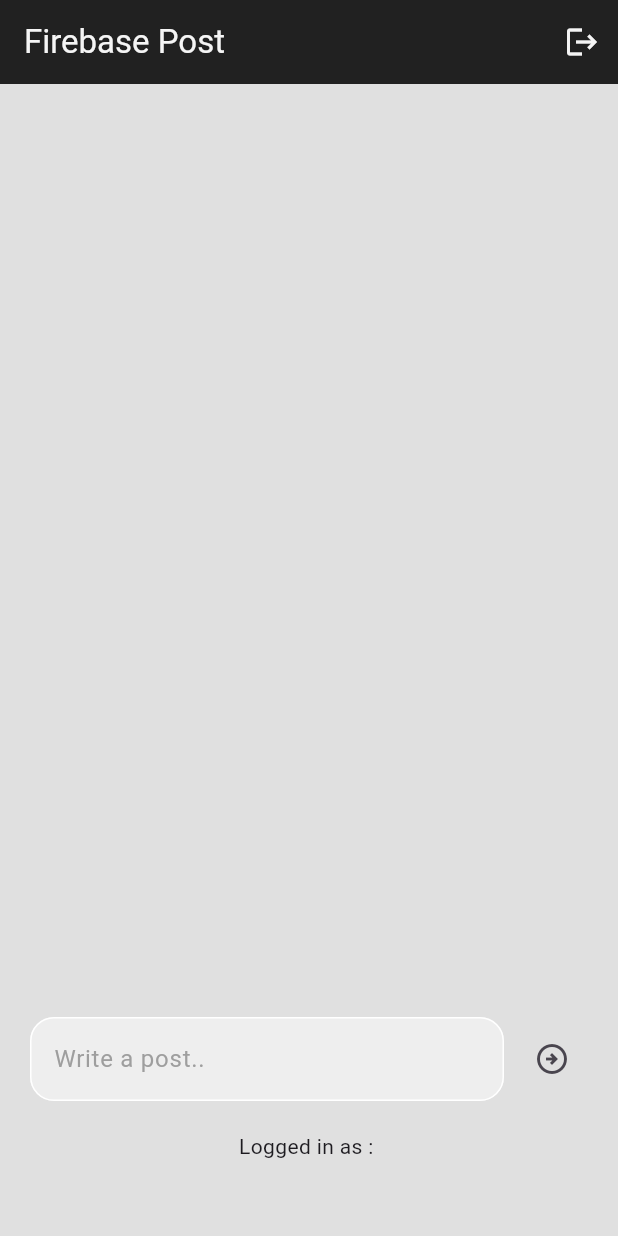
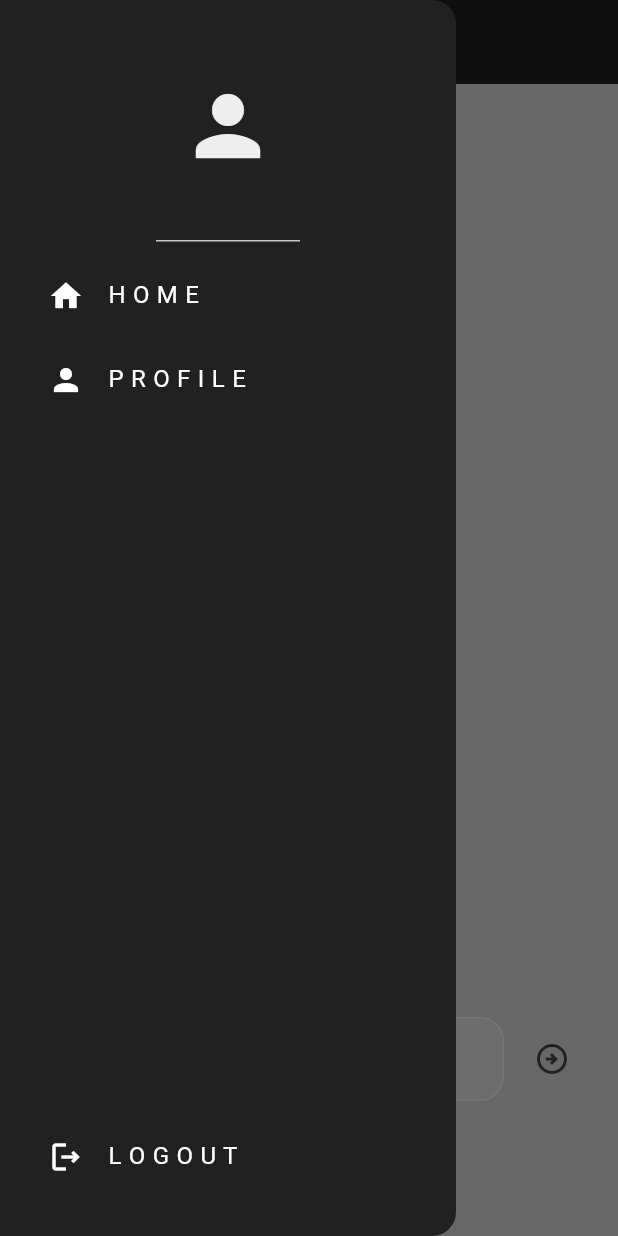
Before and after one commit to alsdud110/firebase_auth_flutter, a Flutter app: the screen it shows once a user with an empty profile is signed in, with the side drawer open (before the commit the screen has no drawer), on a phone screen of 412 x 824 dp. Run offline on Flutter 3.47's test engine with Material 3 defaults, Android fonts, the phone set to English and light mode, and no system bars; our stand-ins replace cloud_firestore, firebase_auth, firebase_core; accounts and stored records are empty.

Commit message:
Drawer 생셩

```diff
--- /dev/null
+++ b/lib/components/drawer.dart
@@ -0,0 +1,50 @@
+import 'package:firebase_post/components/my_list_tile.dart';
+import 'package:flutter/material.dart';
+
+class MyDrawer extends StatelessWidget {
+  final Function()? onProfileTap;
+  final Function()? onLogoutTap;
+  const MyDrawer(
+      {super.key, required this.onProfileTap, required this.onLogoutTap});
+
+  @override
+  Widget build(BuildContext context) {
+    return Drawer(
+      backgroundColor: Colors.grey[900],
+      child: Column(
+        mainAxisAlignment: MainAxisAlignment.spaceBetween,
+        children: [
+          Column(
+            children: [
+              DrawerHeader(
+                child: Icon(
+                  Icons.person,
+                  size: 64,
+                  color: Colors.grey[200],
+                ),
+              ),
+              MyListTile(
+                title: "H O M E",
+                icon: const Icon(Icons.home),
+                onTap: () => Navigator.pop(context),
+              ),
+              MyListTile(
+                title: "P R O F I L E",
+                icon: const Icon(Icons.person),
+                onTap: onProfileTap,
+              ),
+            ],
+          ),
+          Padding(
+            padding: const EdgeInsets.only(bottom: 25),
+            child: MyListTile(
+              title: "L O G O U T",
+              icon: const Icon(Icons.logout_outlined),
+              onTap: onLogoutTap,
+            ),
+          ),
+        ],
+      ),
+    );
+  }
+}
--- /dev/null
+++ b/lib/components/my_list_tile.dart
@@ -0,0 +1,28 @@
+import 'package:flutter/material.dart';
+
+class MyListTile extends StatelessWidget {
+  final String title;
+  final Icon icon;
+  final Function()? onTap;
+  const MyListTile(
+      {super.key,
+      required this.title,
+      required this.icon,
+      required this.onTap});
+
+  @override
+  Widget build(BuildContext context) {
+    return Padding(
+      padding: const EdgeInsets.only(left: 16),
+      child: ListTile(
+        title: Text(
+          title,
+        ),
+        leading: icon,
+        textColor: Colors.white,
+        iconColor: Colors.white,
+        onTap: onTap,
+      ),
+    );
+  }
+}
--- a/lib/pages/home_page.dart
+++ b/lib/pages/home_page.dart
@@ -1,7 +1,9 @@
 import 'package:cloud_firestore/cloud_firestore.dart';
 import 'package:firebase_auth/firebase_auth.dart';
+import 'package:firebase_post/components/drawer.dart';
 import 'package:firebase_post/components/text_field.dart';
 import 'package:firebase_post/pages/post.dart';
+import 'package:firebase_post/pages/profile_page.dart';
 import 'package:flutter/material.dart';
 
 class HomePage extends StatefulWidget {
@@ -31,20 +33,30 @@ class _HomePageState extends State<HomePage> {
     textController.clear();
   }
 
+  void goToProfilePage() {
+    Navigator.pop(context);
+
+    Navigator.push(
+        context, MaterialPageRoute(builder: (context) => const ProfilePage()));
+  }
+
   @override
   Widget build(BuildContext context) {
     return Scaffold(
       backgroundColor: Colors.grey[300],
+      drawer: MyDrawer(
+        onProfileTap: goToProfilePage,
+        onLogoutTap: signOut,
+      ),
       appBar: AppBar(
         backgroundColor: Colors.grey[900],
         foregroundColor: Colors.grey[100],
-        title: const Text("Firebase Post"),
-        actions: [
-          IconButton(
-            onPressed: signOut,
-            icon: const Icon(Icons.logout),
+        title: const Text(
+          "P O S T",
+          style: TextStyle(
+            fontWeight: FontWeight.bold,
           ),
-        ],
+        ),
       ),
       body: Center(
         child: Column(
```
